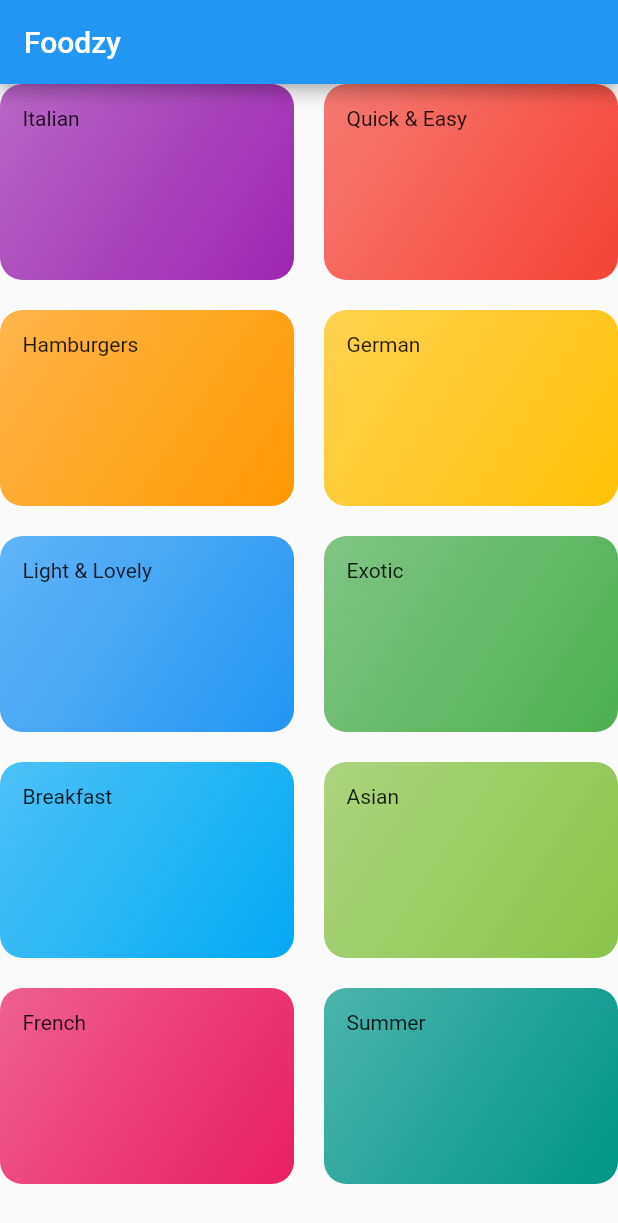
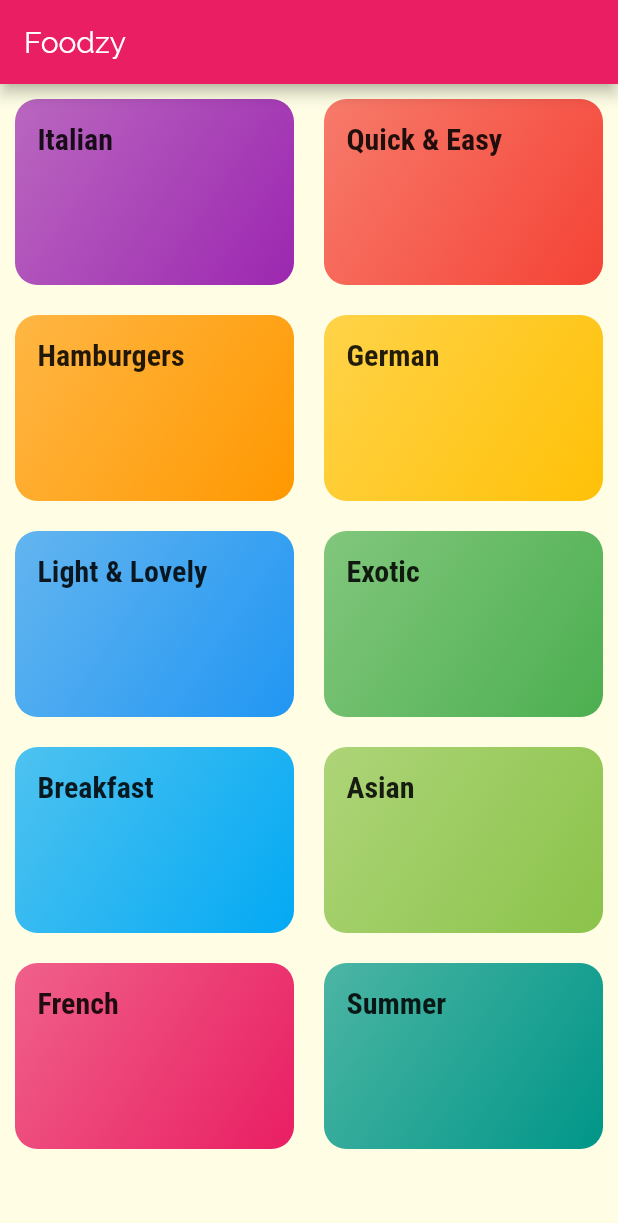
Before and after one commit to bhavikvashi1804/foodzy, a Flutter app: the screen it shows after launch, on a phone screen of 412 x 824 dp. Shown: the top 1223 px of the screen. Run offline on Flutter 3.47's test engine with Material 2 defaults, Android fonts, the phone set to English and light mode, and no system bars.

Commit message:
Theming and styling

```diff
--- a/lib/main.dart
+++ b/lib/main.dart
@@ -11,7 +11,25 @@
       debugShowCheckedModeBanner: false,
       title: 'Foodzy',
       theme: ThemeData(
-        primarySwatch: Colors.blue,
+        primarySwatch: Colors.pink,
+        accentColor: Colors.amber,
+        canvasColor: Color.fromRGBO(255,254, 229, 1),
+        fontFamily: 'Raleway',
+        textTheme: ThemeData.light().textTheme.copyWith(
+          body1: TextStyle(
+            color: Color.fromRGBO(20, 51, 51, 1),
+          ),
+          body2: TextStyle(
+            color: Color.fromRGBO(20, 51, 51, 1),
+          ),
+          title: TextStyle(
+            fontFamily: 'RobotoCondensed',
+            fontSize: 20,
+            fontWeight: FontWeight.bold,
+          ),
+
+        ),
+
       ),
       home: MyHomePage(),
     );
--- a/lib/screen/categories.dart
+++ b/lib/screen/categories.dart
@@ -8,6 +8,7 @@
   @override
   Widget build(BuildContext context) {
     return GridView(
+      padding: const EdgeInsets.all(10.0),
       gridDelegate: SliverGridDelegateWithMaxCrossAxisExtent(
         maxCrossAxisExtent: 200,
         childAspectRatio: 3/2,
--- a/lib/widget/category_item.dart
+++ b/lib/widget/category_item.dart
@@ -10,7 +10,10 @@
   Widget build(BuildContext context) {
     return Container(
       padding: const EdgeInsets.all(15.0),
-      child: Text(title),
+      child: Text(
+        title,
+        style: Theme.of(context).textTheme.title,
+      ),
       decoration: BoxDecoration(
         gradient: LinearGradient(
           colors: [color.withOpacity(0.7),color],
```
Also changed, not shown: pubspec.yaml (+18 -50 lines), assets/fonts/Raleway-Black.ttf (added), assets/fonts/Raleway-Bold.ttf (added), assets/fonts/Raleway-Regular.ttf (added), assets/fonts/RobotoCondensed-Bold.ttf (added), assets/fonts/RobotoCondensed-Italic.ttf (added), assets/fonts/RobotoCondensed-Light.ttf (added), assets/fonts/RobotoCondensed-Regular.ttf (added).
